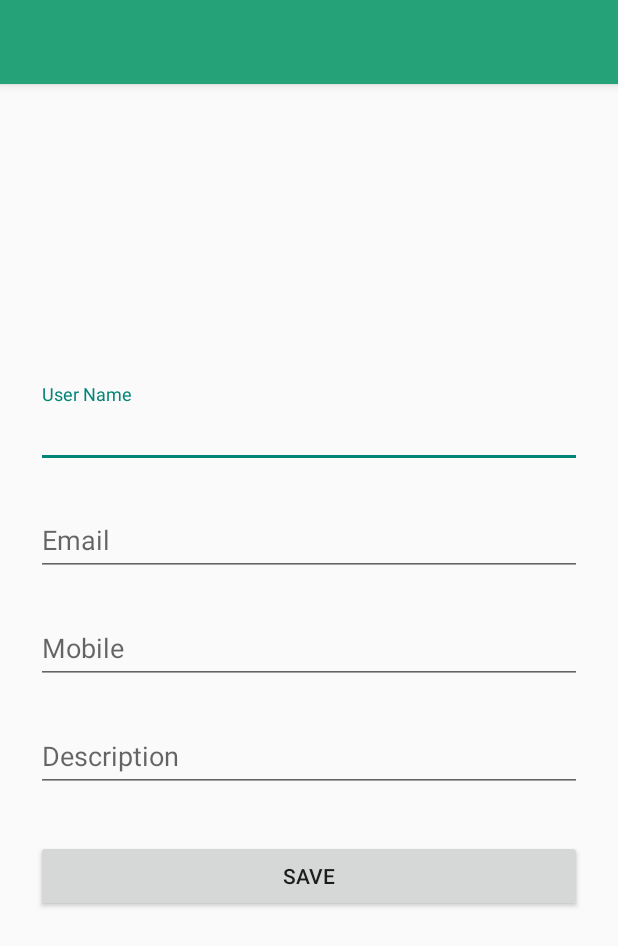
After one commit to sazal-ns/Client-Management, an Android app: the layout activity_edit_client.xml on its own in the app's theme, with its tools: preview values and no code run, on a phone screen of 412 x 824 dp. The commit adds this screen. Shown: the top 946 px of the screen. Run offline under Robolectric (Android 15) with nearby library versions, the phone set to English and light mode, and no system bars; network calls fail.

Commit message:
add edit all client

```diff
--- a/app/src/main/java/com/rtsoftbd/siddiqui/clientmanagement/LedgarActivity.java
+++ b/app/src/main/java/com/rtsoftbd/siddiqui/clientmanagement/LedgarActivity.java
@@ -93,7 +93,7 @@ public class LedgarActivity extends AppCompatActivity {
 
         intent = getIntent();
         id = String.valueOf(intent.getIntExtra("id",0));
-        getSupportActionBar().setTitle(intent.getStringExtra("name")+"'s ledger");
+        getSupportActionBar().setTitle(intent.getStringExtra("name")+ getResources().getString(R.string.s_ledger));
 
         totalCredit = totalDebit = totalBalance = 0;
 
@@ -124,7 +124,7 @@ public class LedgarActivity extends AppCompatActivity {
                         JSONArray jsonArray = jsonObject.getJSONArray("clientBlance");
 
                         for (int i = 0; i< jsonArray.length(); i++){
-                            JSONObject object = jsonArray.getJSONObject(i);
+                            JSONObject object = jsonArray.getJSONObject( i);
                             Credit credit = new Credit();
                             credit.setId(object.getInt("id"));
                             credit.setName(object.getString("name"));
--- /dev/null
+++ b/app/src/main/res/layout/activity_edit_client.xml
@@ -0,0 +1,11 @@
+<?xml version="1.0" encoding="utf-8"?>
+<RelativeLayout xmlns:android="http://schemas.android.com/apk/res/android"
+    xmlns:app="http://schemas.android.com/apk/res-auto"
+    xmlns:tools="http://schemas.android.com/tools"
+    android:layout_width="match_parent"
+    android:layout_height="match_parent"
+    tools:context="com.rtsoftbd.siddiqui.clientmanagement.EditClientActivity">
+
+    <include layout="@layout/app_bar_edit_client"/>
+
+</RelativeLayout>
--- /dev/null
+++ b/app/src/main/res/layout/app_bar_edit_client.xml
@@ -0,0 +1,34 @@
+<?xml version="1.0" encoding="utf-8"?>
+<RelativeLayout xmlns:android="http://schemas.android.com/apk/res/android"
+    xmlns:app="http://schemas.android.com/apk/res-auto"
+    xmlns:tools="http://schemas.android.com/tools"
+    android:layout_width="match_parent"
+    android:layout_height="match_parent"
+    android:fitsSystemWindows="true"
+    tools:context="com.rtsoftbd.siddiqui.clientmanagement.LedgarActivity">
+
+    <android.support.design.widget.AppBarLayout
+        android:layout_width="match_parent"
+        android:layout_height="wrap_content"
+        android:theme="@style/AppBarOverlay"
+        android:id="@+id/heade">
+
+        <android.support.v7.widget.Toolbar
+            android:id="@+id/toolbar"
+            android:layout_width="match_parent"
+            android:layout_height="?attr/actionBarSize"
+            android:background="@color/primary"
+            app:popupTheme="@style/PopupOverlay" />
+
+    </android.support.design.widget.AppBarLayout>
+
+    <LinearLayout
+        android:layout_width="match_parent"
+        android:layout_height="match_parent"
+        android:layout_below="@+id/heade">
+        <include layout="@layout/fragment_edit_client"/>
+    </LinearLayout>
+
+
+
+</RelativeLayout>
--- a/app/src/main/res/values/strings.xml
+++ b/app/src/main/res/values/strings.xml
@@ -83,4 +83,6 @@
     <string name="selectFromDate">From Date</string>
     <string name="setDate">Set Date</string>
     <string name="ledger">Ledger</string>
+    <string name="s_ledger">\'s ledger</string>
+    <string name="s_profile">\'s profile</string>
 </resources>
```
Also changed, not shown: app/src/main/AndroidManifest.xml (+3 -4 lines), app/src/main/java/com/rtsoftbd/siddiqui/clientmanagement/ClientListFragment.java (+7 -0 lines), app/src/main/java/com/rtsoftbd/siddiqui/clientmanagement/EditClientActivity.java (added, +213 -0 lines), 1 other file.
